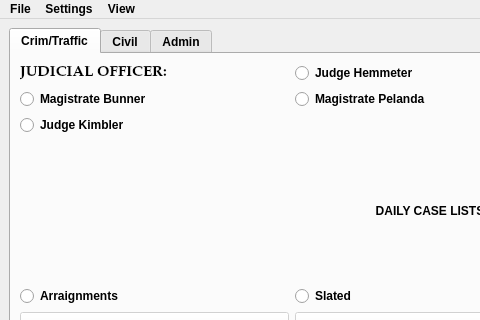
HunterProgram22/MuniEntry, file package/views/ui/MainWindow.ui: the form before one commit; both pictures show x 0 to 480 and y 0 to 320 of the 860 by 646 pixel window.
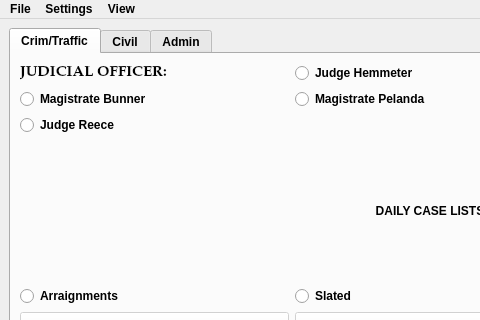
The form after the commit.

Commit message: Switched Judge Kimbler for Judge Reece.

Patch:
```diff
--- a/package/views/ui/MainWindow.ui
+++ b/package/views/ui/MainWindow.ui
@@ -338,7 +338,7 @@
         <item row="2" column="0">
          <widget class="QRadioButton" name="kimbler_radioButton">
           <property name="text">
-           <string>Judge Kimbler</string>
+           <string>Judge Reece</string>
           </property>
           <attribute name="buttonGroup">
            <string notr="true">buttonGroup</string>
```
The commit also changes 4 other files.
